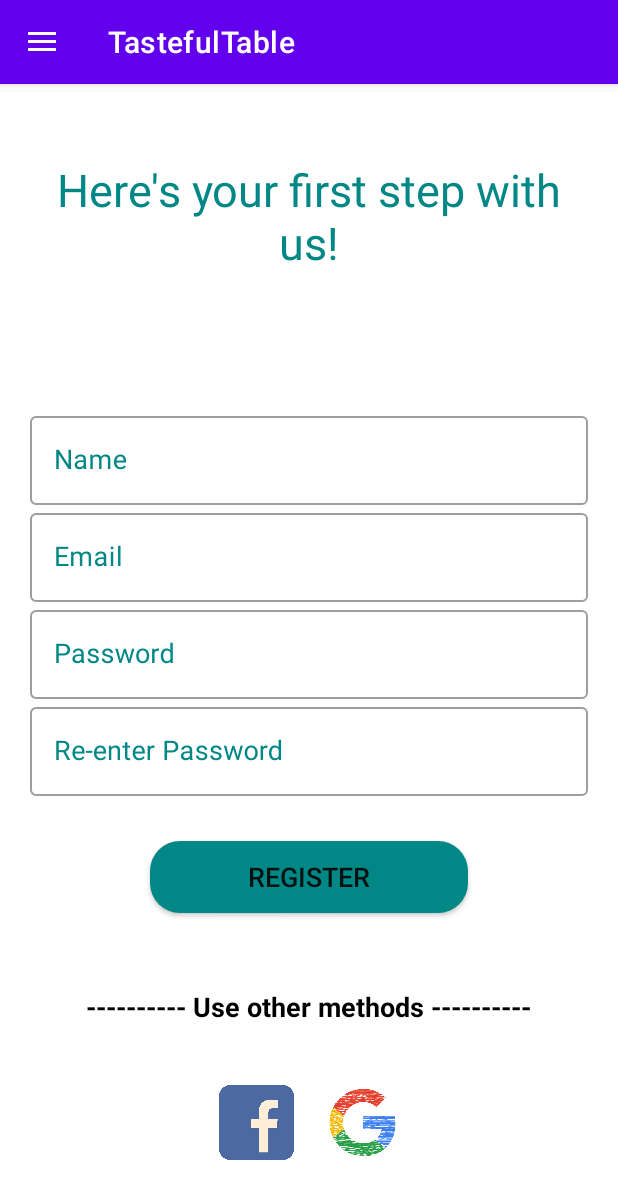
After one commit to VandanaGhori/tasteful-table, an Android app: the fragment MyAccountFragment placed in its activity, on a phone screen of 412 x 824 dp. The commit adds this screen. Shown: the top 1199 px of the screen. Run offline under Robolectric (Android 15) with nearby library versions, the phone set to English and light mode, and no system bars; 2 statements that could not run were skipped.

Commit message:
Login and Registration page is designed.

```diff
--- a/app/src/main/AndroidManifest.xml
+++ b/app/src/main/AndroidManifest.xml
@@ -1,6 +1,9 @@
 <?xml version="1.0" encoding="utf-8"?>
 <manifest xmlns:android="http://schemas.android.com/apk/res/android"
     package="com.example.tastefultable">
+
+    <uses-permission android:name="android.permission.INTERNET"/>
+    <uses-permission android:name="android.permission.ACCESS_NETWORK_STATE" />
 
     <application
         android:allowBackup="true"
@@ -8,7 +11,8 @@
         android:label="@string/app_name"
         android:roundIcon="@mipmap/ic_launcher_round"
         android:supportsRtl="true"
-        android:theme="@style/Theme.TastefulTable">
+        android:theme="@style/Theme.TastefulTable"
+        android:usesCleartextTraffic="true">
         <activity android:name=".MainActivity">
             <intent-filter>
                 <action android:name="android.intent.action.MAIN" />
--- a/app/src/main/java/com/example/tastefultable/MainActivity.java
+++ b/app/src/main/java/com/example/tastefultable/MainActivity.java
@@ -8,6 +8,7 @@ import androidx.fragment.app.Fragment;
 import androidx.fragment.app.FragmentManager;
 import androidx.fragment.app.FragmentTransaction;
 
+import android.app.admin.FactoryResetProtectionPolicy;
 import android.os.Bundle;
 import android.view.MenuItem;
 import android.widget.Toast;
@@ -25,6 +26,7 @@ public class MainActivity extends AppCompatActivity {
         initialize();
         setNavigationDrawer();
         getSupportActionBar().setDisplayHomeAsUpEnabled(true);
+        //getSupportActionBar().setHomeButtonEnabled(true);
     }
 
     private void initialize() {
@@ -42,7 +44,9 @@ public class MainActivity extends AppCompatActivity {
                 Fragment frag = null;
                 int itemId = item.getItemId();
                 if (itemId == R.id.nav_home) {
-                    mDrawerLayout.closeDrawers();
+                    frag = new HomeFragment();
+                } else if (itemId == R.id.nav_my_account) {
+                    frag = new MyAccountFragment();
                 } else if (itemId == R.id.nav_favourite) {
                     frag = new FavoriteFragment();
                 } else if (itemId == R.id.nav_share_app) {
--- /dev/null
+++ b/app/src/main/java/com/example/tastefultable/MyAccountFragment.java
@@ -0,0 +1,83 @@
+package com.example.tastefultable;
+
+import android.content.Intent;
+import android.graphics.Color;
+import android.os.Bundle;
+
+import androidx.core.content.ContextCompat;
+import androidx.fragment.app.Fragment;
+
+import android.text.method.LinkMovementMethod;
+import android.view.LayoutInflater;
+import android.view.View;
+import android.view.ViewGroup;
+import android.widget.TextView;
+
+/**
+ * A simple {@link Fragment} subclass.
+ * Use the {@link MyAccountFragment#newInstance} factory method to
+ * create an instance of this fragment.
+ */
+public class MyAccountFragment extends Fragment {
+
+    // TODO: Rename parameter arguments, choose names that match
+    // the fragment initialization parameters, e.g. ARG_ITEM_NUMBER
+    private static final String ARG_PARAM1 = "param1";
+    private static final String ARG_PARAM2 = "param2";
+
+    // TODO: Rename and change types of parameters
+    private String mParam1;
+    private String mParam2;
+
+    TextView linkTextView;
+
+    public MyAccountFragment() {
+        // Required empty public constructor
+    }
+
+    /**
+     * Use this factory method to create a new instance of
+     * this fragment using the provided parameters.
+     *
+     * @param param1 Parameter 1.
+     * @param param2 Parameter 2.
+     * @return A new instance of fragment MyAccountFragment.
+     */
+    // TODO: Rename and change types and number of parameters
+    public static MyAccountFragment newInstance(String param1, String param2) {
+        MyAccountFragment fragment = new MyAccountFragment();
+        Bundle args = new Bundle();
+        args.putString(ARG_PARAM1, param1);
+        args.putString(ARG_PARAM2, param2);
+        fragment.setArguments(args);
+        return fragment;
+    }
+
+    @Override
+    public void onCreate(Bundle savedInstanceState) {
+        super.onCreate(savedInstanceState);
+        if (getArguments() != null) {
+            mParam1 = getArguments().getString(ARG_PARAM1);
+            mParam2 = getArguments().getString(ARG_PARAM2);
+        }
+    }
+
+    @Override
+    public View onCreateView(LayoutInflater inflater, ViewGroup container,
+                             Bundle savedInstanceState) {
+        View view;
+        view = inflater.inflate(R.layout.fragment_my_account, container, false);
+        linkTextView = (TextView) view.findViewById(R.id.activity_link);
+        //linkTextView.setMovementMethod(LinkMovementMethod.getInstance());
+        linkTextView.setTextColor(ContextCompat.getColor(getContext(),R.color.teal_700));
+        linkTextView.setOnClickListener(new View.OnClickListener() {
+            @Override
+            public void onClick(View v) {
+                Intent intent = new Intent(getContext(),MainActivity.class);
+                startActivity(intent);
+            }
+        });
+        // Inflate the layout for this fragment
+        return view;
+    }
+}
--- /dev/null
+++ b/app/src/main/res/drawable/ic_baseline_my_account_24.xml
@@ -0,0 +1,10 @@
+<vector xmlns:android="http://schemas.android.com/apk/res/android"
+    android:width="24dp"
+    android:height="24dp"
+    android:viewportWidth="24"
+    android:viewportHeight="24"
+    android:tint="?attr/colorControlNormal">
+  <path
+      android:fillColor="@android:color/white"
+      android:pathData="M12,12c2.21,0 4,-1.79 4,-4s-1.79,-4 -4,-4 -4,1.79 -4,4 1.79,4 4,4zM12,14c-2.67,0 -8,1.34 -8,4v2h16v-2c0,-2.66 -5.33,-4 -8,-4z"/>
+</vector>
--- /dev/null
+++ b/app/src/main/res/drawable/round_shape_btn.xml
@@ -0,0 +1,12 @@
+<?xml version="1.0" encoding="utf-8"?>
+<shape
+    xmlns:android="http://schemas.android.com/apk/res/android"
+    android:padding="10dp"
+    android:shape="rectangle">
+    <solid android:color="@color/teal_700" /> <!-- this one is ths color of the Rounded Button -->
+    <corners
+        android:bottomLeftRadius="20dp"
+        android:bottomRightRadius="20dp"
+        android:topLeftRadius="20dp"
+        android:topRightRadius="20dp" />
+</shape>
--- a/app/src/main/res/layout/activity_main.xml
+++ b/app/src/main/res/layout/activity_main.xml
@@ -1,5 +1,6 @@
 <?xml version="1.0" encoding="utf-8"?>
-<androidx.drawerlayout.widget.DrawerLayout xmlns:android="http://schemas.android.com/apk/res/android"
+<androidx.drawerlayout.widget.DrawerLayout
+    xmlns:android="http://schemas.android.com/apk/res/android"
     xmlns:app="http://schemas.android.com/apk/res-auto"
     xmlns:tools="http://schemas.android.com/tools"
     android:layout_width="match_parent"
@@ -27,6 +28,7 @@
         android:background="@color/white"
         app:itemTextColor="@color/dark_gray"
         app:itemIconTint="@color/dark_gray"
+        android:fitsSystemWindows="true"
         android:layout_gravity="start"/>
 
 </androidx.drawerlayout.widget.DrawerLayout>
--- /dev/null
+++ b/app/src/main/res/layout/fragment_my_account.xml
@@ -0,0 +1,151 @@
+<?xml version="1.0" encoding="utf-8"?>
+<LinearLayout xmlns:android="http://schemas.android.com/apk/res/android"
+    xmlns:tools="http://schemas.android.com/tools"
+    android:layout_width="match_parent"
+    android:layout_height="match_parent"
+    android:layout_margin="10dp"
+    android:background="@color/white"
+    android:orientation="vertical"
+    tools:context=".MyAccountFragment">
+
+    <LinearLayout
+        android:layout_width="match_parent"
+        android:layout_height="wrap_content"
+        android:layout_weight="1"
+        android:gravity="center_vertical"
+        android:orientation="vertical">
+
+        <TextView
+            android:id="@+id/textViewRegistration"
+            style="@style/Registration_Title"
+            android:layout_width="match_parent"
+            android:layout_height="wrap_content"
+            android:paddingStart="10dp"
+            android:paddingEnd="10dp"
+            android:text="Here's your first step with us!" />
+
+    </LinearLayout>
+
+    <LinearLayout
+        android:layout_width="match_parent"
+        android:layout_height="wrap_content"
+        android:layout_weight="1"
+        android:gravity="center"
+        android:orientation="vertical"
+        android:padding="10dp">
+
+        <com.google.android.material.textfield.TextInputLayout
+            style="@style/Widget.MaterialComponents.TextInputLayout.OutlinedBox"
+            android:layout_width="match_parent"
+            android:layout_height="wrap_content"
+            android:textColorHint="@color/teal_700">
+
+            <com.google.android.material.textfield.TextInputEditText
+                android:id="@+id/textViewName"
+                style="@style/Registration_All_Title"
+                android:layout_width="match_parent"
+                android:layout_height="wrap_content"
+                android:layout_marginTop="15dp"
+                android:hint="Name"
+                android:inputType="textPersonName" />
+
+        </com.google.android.material.textfield.TextInputLayout>
+
+        <com.google.android.material.textfield.TextInputLayout
+            style="@style/Widget.MaterialComponents.TextInputLayout.OutlinedBox"
+            android:layout_width="match_parent"
+            android:layout_height="wrap_content"
+            android:textColorHint="@color/teal_700">
+
+            <com.google.android.material.textfield.TextInputEditText
+                android:id="@+id/textViewEmail"
+                style="@style/Registration_All_Title"
+                android:layout_width="match_parent"
+                android:layout_height="wrap_content"
+                android:layout_marginTop="15dp"
+                android:hint="Email"
+                android:inputType="textEmailAddress" />
+
+        </com.google.android.material.textfield.TextInputLayout>
+
+        <com.google.android.material.textfield.TextInputLayout
+            style="@style/Widget.MaterialComponents.TextInputLayout.OutlinedBox"
+            android:layout_width="match_parent"
+            android:layout_height="wrap_content"
+            android:textColorHint="@color/teal_700">
+
+            <com.google.android.material.textfield.TextInputEditText
+                android:id="@+id/textViewPassword"
+                style="@style/Registration_All_Title"
+                android:layout_width="match_parent"
+                android:layout_height="wrap_content"
+                android:layout_marginTop="15dp"
+                android:hint="Password"
+                android:textColorHint="@color/teal_700"
+                android:inputType="textPassword" />
+
+        </com.google.android.material.textfield.TextInputLayout>
+
+        <com.google.android.material.textfield.TextInputLayout
+            style="@style/Widget.MaterialComponents.TextInputLayout.OutlinedBox"
+            android:layout_width="match_parent"
+            android:layout_height="wrap_content"
+            android:textColorHint="@color/teal_700">
+
+            <com.google.android.material.textfield.TextInputEditText
+                android:id="@+id/textViewConfirmPassword"
+                style="@style/Registration_All_Title"
+                android:layout_width="match_parent"
+                android:layout_height="wrap_content"
+                android:layout_marginTop="15dp"
+                android:hint="Re-enter Password"
+                android:inputType="textPassword" />
+
+        </com.google.android.material.textfield.TextInputLayout>
+
+        <androidx.appcompat.widget.AppCompatButton
+            android:layout_width="match_parent"
+            android:layout_height="wrap_content"
+            android:layout_gravity="center_horizontal"
+            android:layout_marginLeft="80dp"
+            android:layout_marginTop="30dp"
+            android:layout_marginRight="80dp"
+            android:background="@drawable/round_shape_btn"
+            android:text="@string/register"
+            android:textSize="18sp" />
+
+
+    </LinearLayout>
+
+    <TextView
+        android:id="@+id/useOtherMethodsTextView"
+        android:layout_width="wrap_content"
+        android:layout_height="wrap_content"
+        android:layout_gravity="center"
+        android:text="---------- Use other methods ----------"
+        android:textAlignment="center"
+        android:textColor="@color/black"
+        android:textSize="18sp"
+        android:textStyle="bold" />
+
+    <LinearLayout
+        android:layout_width="match_parent"
+        android:layout_height="wrap_content"
+        android:layout_weight="1"
+        android:gravity="center|center_vertical"
+        android:orientation="horizontal">
+
+        <ImageView
+            android:layout_width="50dp"
+            android:layout_height="50dp"
+            android:layout_marginRight="10dp"
+            android:src="@drawable/facebook_logo" />
+
+        <ImageView
+            android:layout_width="50dp"
+            android:layout_height="50dp"
+            android:layout_marginLeft="10dp"
+            android:src="@drawable/logo_google" />
+
+    </LinearLayout>
+</LinearLayout>
--- a/app/src/main/res/menu/drawermenu.xml
+++ b/app/src/main/res/menu/drawermenu.xml
@@ -5,6 +5,10 @@
         android:id="@+id/nav_home"
         android:title="Home"
         android:icon="@drawable/ic_baseline_home_24"/>
+    <item
+        android:id="@+id/nav_my_account"
+        android:title="My Account"
+        android:icon="@drawable/ic_baseline_my_account_24"/>
     <item
         android:id="@+id/nav_favourite"
         android:title="Favourites"
--- a/app/src/main/res/values/colors.xml
+++ b/app/src/main/res/values/colors.xml
@@ -8,4 +8,6 @@
     <color name="black">#FF000000</color>
     <color name="white">#FFFFFFFF</color>
     <color name="dark_gray">#6C6C6C</color>
+    <color name="teal_900">#69AFAF</color>
+    <color name="teal_100">#649F9F</color>
 </resources>
--- a/app/src/main/res/values/strings.xml
+++ b/app/src/main/res/values/strings.xml
@@ -3,7 +3,11 @@
     <string name="open">Open</string>
     <string name="close">Close</string>
     <!-- TODO: Remove or change this placeholder text -->
-    <string name="hello_blank_fragment">Hello blank fragment</string>
+    <string name="hello_blank_fragment">From Home fragment</string>
     <string name="from_favorite_fragment">From Favorite Fragment</string>
     <string name="from_app_share_fragment">From App Share Fragment</string>
+    <string name="from_my_account_fragment">From My Account Fragment</string>
+
+    <string name="hyperlinkRegister"><a href="www.facebook.com">New User? Register Now</a></string>
+    <string name="register">Register</string>
 </resources>
--- /dev/null
+++ b/app/src/main/res/values/styles.xml
@@ -0,0 +1,17 @@
+<?xml version="1.0" encoding="utf-8"?>
+<resources>
+    <style name="Registration_Title" parent="TextAppearance.AppCompat">
+        <item name="android:textSize">30sp</item>
+        <item name="android:textColor">@color/teal_700</item>
+        <item name="android:gravity">center</item>
+    </style>
+
+    <style name="Registration_All_Title" parent="TextAppearance.AppCompat">
+        <item name="android:textSize">18sp</item>
+        <item name="android:textColor">@color/teal_700</item>
+    </style>
+
+    <style name="OvalButton">
+        <item name="colorButtonNormal">@color/teal_700</item>
+    </style>
+</resources>
```
Also changed, not shown: app/src/main/java/com/example/tastefultable/GetRecipeAsyncTask.java (added, +77 -0 lines), app/src/main/java/com/example/tastefultable/HomeFragment.java (added, +87 -0 lines), app/src/main/java/com/example/tastefultable/LoginFragment.java (added, +90 -0 lines), app/src/main/res/layout/fragment_home.xml (added, +16 -0 lines), app/src/main/res/layout/fragment_login.xml (added, +131 -0 lines), app/src/main/res/layout/row_recipe.xml (added, +36 -0 lines), app/src/main/res/drawable/facebook_logo.png (added), app/src/main/res/drawable/google_logo.png (added), app/src/main/res/drawable/logo_google.png (added).
